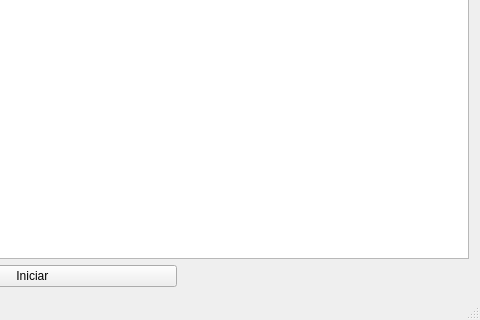
AndreaOspinaHincapie/ParcialFinal_AndreaOspinaHincapie, file ParcialFinal_AndreaOspina/mainwindow.ui: the form before one commit; both pictures show x 120 to 600 and y 180 to 500 of the 600 by 500 pixel window.
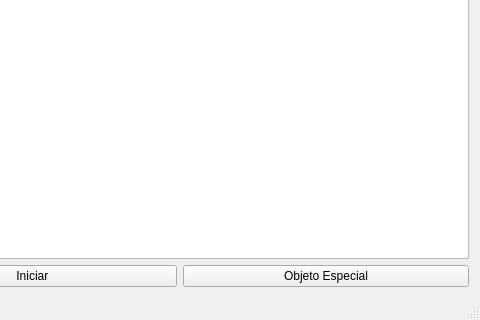
The form after the commit.

Commit message: Añadiendo Boton añadir objeto especial y clases a utilizar

```diff
--- a/ParcialFinal_AndreaOspina/mainwindow.ui
+++ b/ParcialFinal_AndreaOspina/mainwindow.ui
@@ -25,6 +25,13 @@
       </property>
      </widget>
     </item>
+    <item row="2" column="1">
+     <widget class="QPushButton" name="pushButton_2">
+      <property name="text">
+       <string>Objeto Especial</string>
+      </property>
+     </widget>
+    </item>
    </layout>
   </widget>
   <widget class="QMenuBar" name="menuBar">
```
The commit also changes 7 other files.
